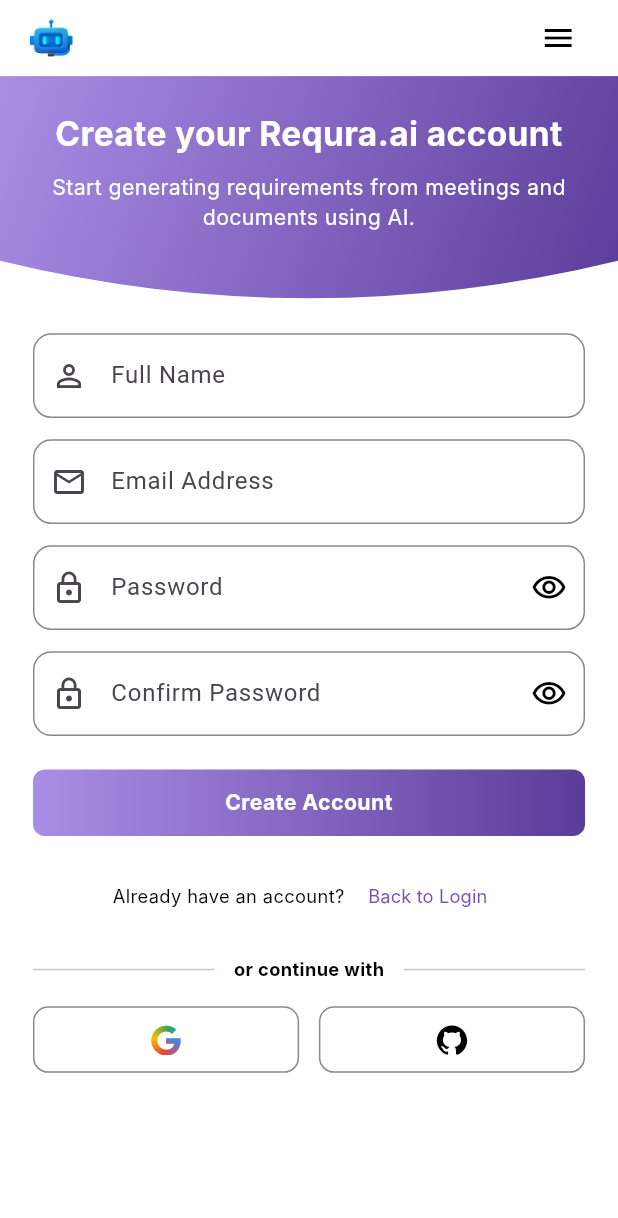
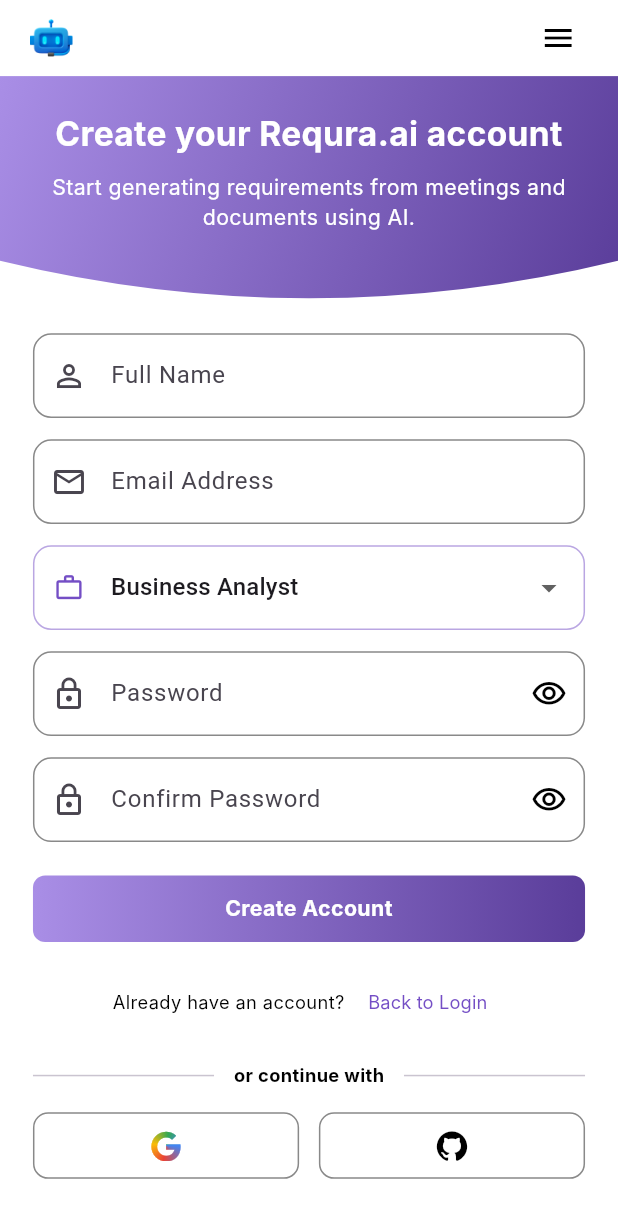
Before and after one commit to Requra/mobile, a Flutter app: the SignupScreen screen opened by its route, on a phone screen of 412 x 824 dp. Shown: the top 1218 px of the screen. Run offline on Flutter 3.47's test engine with Material 3 defaults, Android fonts, the phone set to English and light mode, and no system bars; our stand-ins replace dartz, dio, equatable, file_picker, flutter_bloc, flutter_screenutil and 7 more; accounts and stored records are empty; Roboto replaces fonts that are missing (Inter).

Commit message:
connect auth servicies by real api even google login

```diff
--- a/lib/core/network/api_constants.dart
+++ b/lib/core/network/api_constants.dart
@@ -5,20 +5,28 @@
   static const String baseUrl =
       'https://mock.apidog.com/m1/1212435-1208182-default';
 
-  static const String login = '/api/Auth/login';
-  static const String signup = '/api/Auth/register';
-  static const String forgotPassword = '/api/Auth/password/forgot';
-  static const String verifyOtp = '/api/Auth/password/verifyotp';
-  static const String resetPassword = '/api/Auth/password/reset';
-  static const String changePassword = '/api/profile/change-password';
+  static const String login = 'https://requra-ai.runasp.net/api/Auth/login';
+  static const String signup = 'https://requra-ai.runasp.net/api/Auth/register';
+  static const String forgotPassword =
+      'https://requra-ai.runasp.net/api/Auth/password/forgot';
+  static const String verifyOtp =
+      'https://requra-ai.runasp.net/api/Auth/password/verifyotp';
+  static const String resetPassword =
+      'https://requra-ai.runasp.net/api/Auth/password/reset';
+  static const String changePassword =
+      'https://requra-ai.runasp.net/api/profile/change-password';
   static const String uploadAvatar = '/api/profile/avatar';
   static const String updateProfile = '/api/profile';
   static const String deleteAccount = '/api/profile';
-  static const String refreshToken = '/api/Auth/refresh-token';
-  static const String googleLogin = '/api/Auth/google-login';
-  static const String confirmAccount = '/api/Auth/confirm-account';
-  static const String resendOtp = '/api/Auth/otp/resend';
-  static const String logout = '/api/Auth/logout';
+  static const String refreshToken =
+      'https://requra-ai.runasp.net/api/Auth/refresh-token';
+  static const String googleLogin =
+      'https://requra-ai.runasp.net/api/Auth/google-login';
+  static const String confirmAccount =
+      'https://requra-ai.runasp.net/api/Auth/confirm-account';
+  static const String resendOtp =
+      'https://requra-ai.runasp.net/api/Auth/otp/resend';
+  static const String logout = 'https://requra-ai.runasp.net/api/Auth/logout';
 
   // ── Meeting (v1 API) ──
   static const String meetingsBase =
--- a/lib/features/auth/presentation/cubit/forgot_password_state.dart
+++ b/lib/features/auth/presentation/cubit/forgot_password_state.dart
@@ -30,14 +30,15 @@
 }
 
 /// OTP was verified successfully; the user may now set a new password.
-/// [otp] is kept in case the reset-password endpoint requires it.
+/// [email] and [code] are kept so the reset-password endpoint can use them.
 class ForgotPasswordOtpVerified extends ForgotPasswordState {
-  const ForgotPasswordOtpVerified(this.otp);
+  const ForgotPasswordOtpVerified({required this.email, required this.code});
 
-  final String otp;
+  final String email;
+  final String code;
 
   @override
-  List<Object?> get props => [otp];
+  List<Object?> get props => [email, code];
 }
 
 /// Password was reset successfully.
--- a/lib/main.dart
+++ b/lib/main.dart
@@ -52,7 +52,7 @@
               useMaterial3: true,
             ),
             routes: AppRoutes.getRoutes(),
-            initialRoute: AppRoutes.main,
+            initialRoute: AppRoutes.splash,
           ),
         );
       },
--- a/lib/screens/auth/create_new_password_screen.dart
+++ b/lib/screens/auth/create_new_password_screen.dart
@@ -77,7 +77,7 @@
     if (!_validateForm()) return;
     context.read<ForgotPasswordCubit>().resetPassword(
           newPassword: _passwordController.text,
-          confirmPassword: _confirmPasswordController.text,
+          confirmNewPassword: _confirmPasswordController.text,
         );
   }
 
--- a/lib/screens/auth/signup_screen.dart
+++ b/lib/screens/auth/signup_screen.dart
@@ -31,6 +31,8 @@
   // Local-only UI state: inline field errors and password-checklist visibility.
   // AuthCubit never sees these; they are pure presentation concerns.
   bool _passwordTypingStarted = false;
+  int _selectedRole =
+      1; // 0 = Stakeholder, 1 = BusinessAnalyst, 2 = ProjectManager
   String? _fullNameError;
   String? _emailError;
   String? _passwordError;
@@ -76,8 +78,10 @@
   }
 
   bool _validateForm() {
-    final String? fullNameErr =
-        Validators.required(_fullNameController.text, 'Full name');
+    final String? fullNameErr = Validators.required(
+      _fullNameController.text,
+      'Full name',
+    );
     final String? emailErr = Validators.email(_emailController.text);
     final String? passErr = Validators.password(_passwordController.text);
     final String? confirmErr = Validators.confirmPassword(
@@ -103,11 +107,12 @@
   void _handleSignup(BuildContext context) {
     if (!_validateForm()) return;
     context.read<AuthCubit>().signup(
-          fullName: _fullNameController.text,
-          email: _emailController.text,
-          password: _passwordController.text,
-          confirmPassword: _confirmPasswordController.text,
-        );
+      fullName: _fullNameController.text,
+      email: _emailController.text,
+      password: _passwordController.text,
+      confirmPassword: _confirmPasswordController.text,
+      role: _selectedRole,
+    );
   }
 
   void _handleGoogleSignup(BuildContext context) {
@@ -143,9 +148,9 @@
             (Route<dynamic> route) => false,
           );
         } else if (state is AuthError) {
-          ScaffoldMessenger.of(context).showSnackBar(
-            SnackBar(content: Text(state.message)),
-          );
+          ScaffoldMessenger.of(
+            context,
+          ).showSnackBar(SnackBar(content: Text(state.message)));
         }
         // AuthUnauthenticated means Google sign-in was cancelled — no action.
       },
@@ -188,13 +193,74 @@
                         errorText: _emailError,
                       ),
                       SizedBox(height: 14.h),
+                      DropdownButtonFormField<int>(
+                        value: _selectedRole,
+                        decoration: InputDecoration(
+                          prefixIcon: Icon(
+                            Icons.work_outline,
+                            color: AppColors.primaryText,
+                            size: 20.r,
+                          ),
+                          contentPadding: EdgeInsets.symmetric(
+                            vertical: 16.h,
+                            horizontal: 16.w,
+                          ),
+                          filled: true,
+                          fillColor: AppColors.white,
+                          border: OutlineInputBorder(
+                            borderRadius: BorderRadius.circular(12.r),
+                            borderSide: const BorderSide(
+                              color: AppColors.primaryText,
+                            ),
+                          ),
+                          enabledBorder: OutlineInputBorder(
+                            borderRadius: BorderRadius.circular(12.r),
+                            borderSide: BorderSide(
+                              color: AppColors.primaryText.withValues(
+                                alpha: 0.5,
+                              ),
+                            ),
+                          ),
+                          focusedBorder: OutlineInputBorder(
+                            borderRadius: BorderRadius.circular(12.r),
+                            borderSide: const BorderSide(
+                              color: AppColors.primaryText,
+                              width: 1.5,
+                            ),
+                          ),
+                        ),
+                        items: const [
+                          DropdownMenuItem(
+                            value: 0,
+                            child: Text('Stakeholder'),
+                          ),
+                          DropdownMenuItem(
+                            value: 1,
+                            child: Text('Business Analyst'),
+                          ),
+                          DropdownMenuItem(
+                            value: 2,
+                            child: Text('Project Manager'),
+                          ),
+                        ],
+                        onChanged: (int? newValue) {
+                          if (newValue != null) {
+                            setState(() {
+                              _selectedRole = newValue;
+                            });
+                          }
+                        },
+                      ),
+                      SizedBox(height: 14.h),
                       CustomTextField(
                         hintText: 'Password',
                         icon: Icons.lock_outline,
                         isPassword: true,
                         controller: _passwordController,
                         onChanged: _onPasswordChanged,
-                        errorText: _passwordTypingStarted ? _passwordError : null,
+                        errorText: _passwordTypingStarted
+                            ? _passwordError
+                            : null,
                       ),
                       if (_passwordTypingStarted) ...<Widget>[
                         SizedBox(height: 8.h),
@@ -214,9 +280,7 @@
                       SizedBox(height: 22.h),
                       CustomButton(
                         text: isLoading ? 'Creating...' : 'Create Account',
-                        onTap: isLoading
-                            ? null
-                            : () => _handleSignup(context),
+                        onTap: isLoading ? null : () => _handleSignup(context),
                       ),
                       SizedBox(height: 16.h),
                       Row(
```
Also changed, not shown: lib/features/auth/data/services/auth_service.dart (+34 -45 lines), lib/features/auth/presentation/cubit/auth_cubit.dart (+66 -9 lines), lib/features/auth/presentation/cubit/forgot_password_cubit.dart (+22 -8 lines), lib/features/profile/presentation/cubit/profile_cubit.dart (+3 -5 lines), lib/screens/auth/login_screen.dart (+13 -0 lines), lib/screens/auth/verification_screen.dart (+18 -4 lines).
